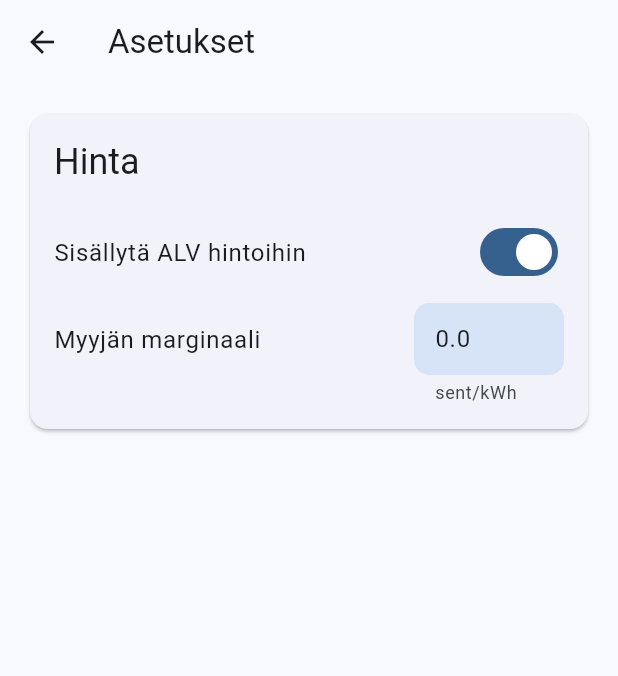
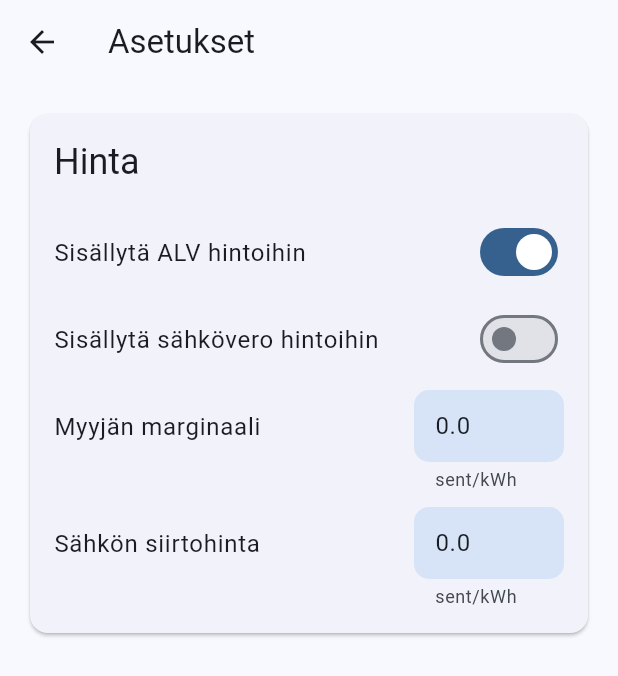
Before and after one commit to sruusk/sahkohinta, a Flutter app: the SettingsPage screen opened directly, on a phone screen of 412 x 824 dp. Shown: the top 676 px of the screen. Run offline on Flutter 3.47's test engine with Material 3 defaults, Android fonts, the phone set to English and light mode, and no system bars; our stand-ins replace shared_preferences; missing offline and left inert: android_alarm_manager_plus, home_widget, mrx_charts; accounts and stored records are empty; network calls fail.

Commit message:
Add transfer price selection

```diff
--- a/lib/pages/settings_page.dart
+++ b/lib/pages/settings_page.dart
@@ -40,12 +40,36 @@ class SettingsPage extends StatelessWidget {
                     ),
                     const SizedBox(height: 10),
                     SettingsItem(
+                      title: "Sisällytä sähkövero hintoihin",
+                      child: SettingsSwitch(
+                        value: double.parse(preferencesNotifier.value.preferences['tax'] ?? '0') != 0,
+                        onChanged: (value) {
+                          preferencesNotifier.setPreference('tax', value ? '2.82752' : '0');
+                          updateWidget();
+                        },
+                      ),
+                    ),
+                    const SizedBox(height: 10),
+                    SettingsItem(
                       title: "Myyjän marginaali",
                       child: SettingsNumberField(
                         value: double.parse(preferencesNotifier.value.preferences['margin'] ?? '0'),
                         onChanged: (value) {
                           if(value < 0) return;
                           preferencesNotifier.setPreference('margin', value.toString());
+                          updateWidget();
+                        },
+                        helperText: "sent/kWh",
+                      ),
+                    ),
+                    const SizedBox(height: 10),
+                    SettingsItem(
+                      title: "Sähkön siirtohinta",
+                      child: SettingsNumberField(
+                        value: double.parse(preferencesNotifier.value.preferences['transfer'] ?? '0'),
+                        onChanged: (value) {
+                          if(value < 0) return;
+                          preferencesNotifier.setPreference('transfer', value.toString());
                           updateWidget();
                         },
                         helperText: "sent/kWh",
--- a/pubspec.yaml
+++ b/pubspec.yaml
@@ -16,7 +16,7 @@ publish_to: 'none' # Remove this line if you wish to publish to pub.dev
 # https://developer.apple.com/library/archive/documentation/General/Reference/InfoPlistKeyReference/Articles/CoreFoundationKeys.html
 # In Windows, build-name is used as the major, minor, and patch parts
 # of the product and file versions while build-number is used as the build suffix.
-version: 1.0.7+1
+version: 1.0.8+1
 
 environment:
   sdk: ^3.5.3
```
Also changed, not shown: lib/utils/api.dart (+8 -2 lines), 3 other files.
